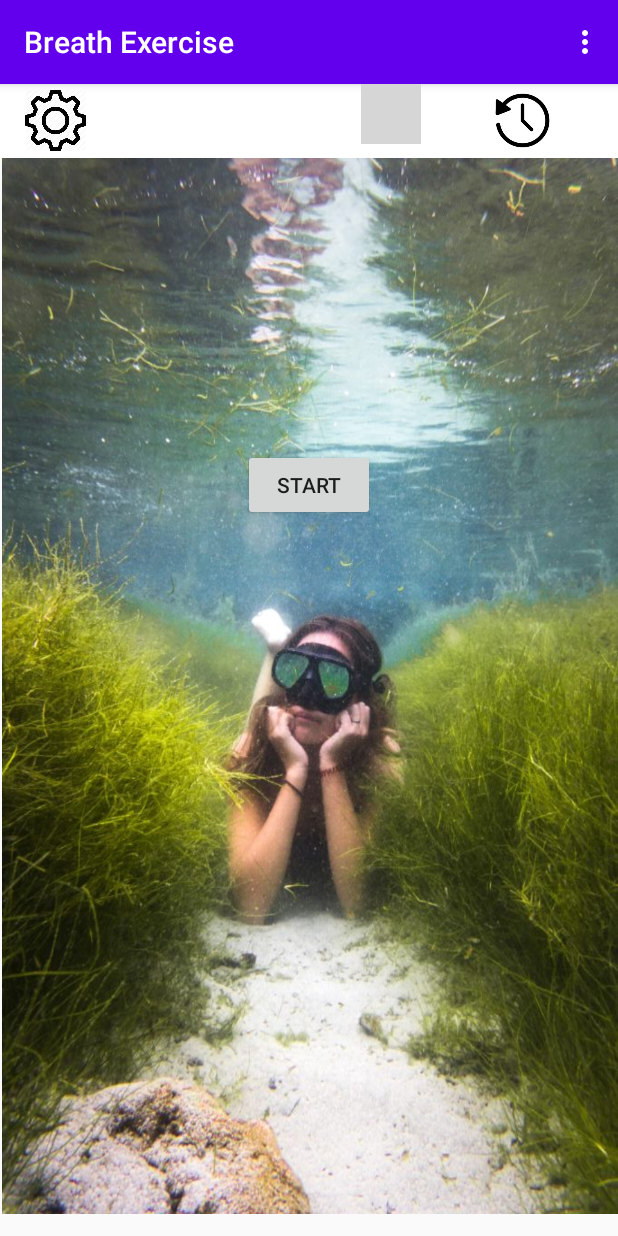
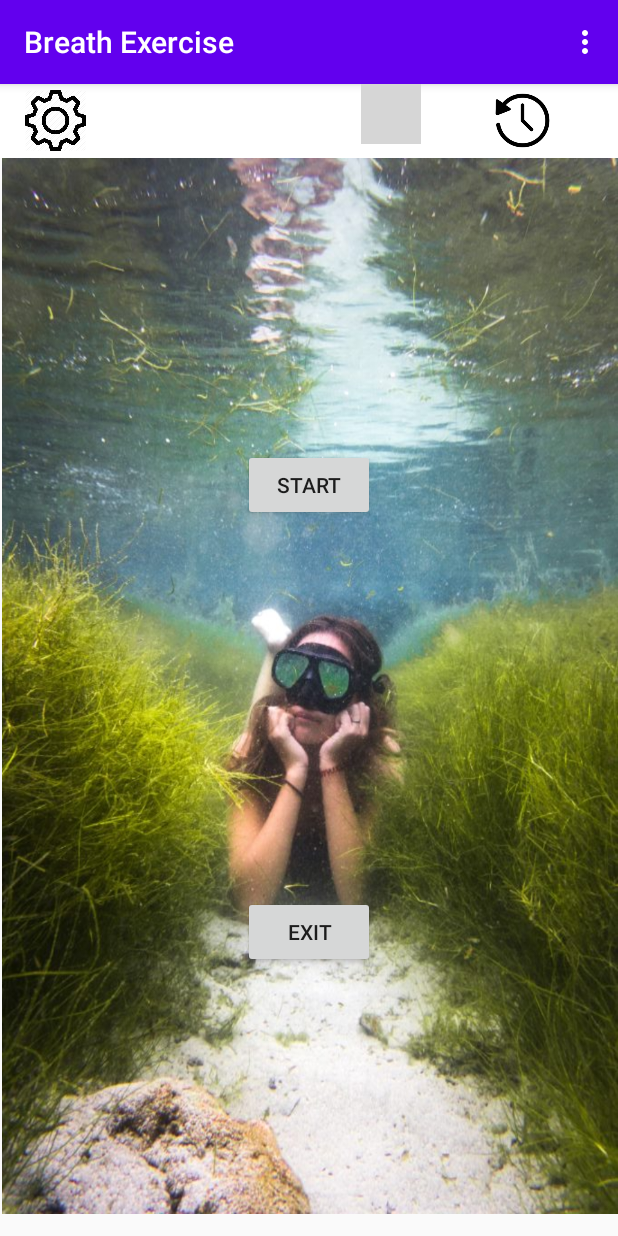
Before and after one commit to rondejka/BreathExercise, an Android app: the screen it shows after launch (MainActivity), after a tap on "CANCEL", on a phone screen of 412 x 824 dp. Run offline under Robolectric (Android 15) with nearby library versions, the phone set to English and light mode, and no system bars; 3 other taps on this screen came first; grey boxes are pictures that could not be loaded.

Commit message:
add button exit

```diff
--- a/app/build.gradle
+++ b/app/build.gradle
@@ -9,7 +9,7 @@ android {
         minSdkVersion 21
         targetSdkVersion 30
         versionCode 1
-        versionName "1.04221111"
+        versionName "1.04221116"
 
         testInstrumentationRunner "androidx.test.runner.AndroidJUnitRunner"
     }
--- a/app/src/main/java/com/ondejka/breathexercise/MainActivity.java
+++ b/app/src/main/java/com/ondejka/breathexercise/MainActivity.java
@@ -64,6 +64,7 @@ public class MainActivity extends AppCompatActivity {
     Button goButton;
     Button stopButton;
     Button finishButton;
+    Button exitButton;
     CountDownTimer countDownTimer;
     CountDownTimer breathsDownTimer;
     SharedPreferences mPrefs;
@@ -202,6 +203,7 @@ public class MainActivity extends AppCompatActivity {
         goButton = findViewById(R.id.goButton);
         stopButton = findViewById(R.id.stopButton);
         finishButton = findViewById(R.id.finishButton);
+        exitButton = findViewById(R.id.exitButton);
         timerTexView = findViewById(R.id.countdownTextView);
         breathdownTextView = findViewById(R.id.breathdownTextView);
         stopTextView = findViewById(R.id.stopTextView);
@@ -244,12 +246,14 @@ public class MainActivity extends AppCompatActivity {
 //        round_MAX = 4;
         round_MAX = parameters.getRounds();
 
-        phase = 0;
+//        phase = 0;
         timerSeconds = 0;
         round = 0;
         for (int i = 0; i <= round_MAX; i++) {
             results[i] = 0;
         }
+
+        setPhase0();
 
 
 //        Log.i("registerNewUserTEST", "01");
@@ -374,13 +378,6 @@ public class MainActivity extends AppCompatActivity {
             counterIsActive = false;
 
         } else if (phase == 4) {
-            goButton.setText("START");
-            timerTexView.setText("");
-            breathdownTextView.setText("");
-            phase = 0;
-            countDownTimer.cancel();
-            breathsDownTimer.cancel();
-            counterIsActive = false;
 
         }
 
@@ -403,7 +400,17 @@ public class MainActivity extends AppCompatActivity {
     //////////////////////////////////////////////////////////////////////////////
 
     /**
-     * Called when the user taps the START/CANCEL/STOP button
+     * Called when the user taps the EXIT button
+     */
+    public void exitApp(View view) {
+        this.finishAffinity();
+    }
+
+
+    //////////////////////////////////////////////////////////////////////////////
+
+    /**
+     * Called when the user taps the START/CANCEL button
      */
     public void startCountDown(View view) {
 
@@ -411,11 +418,7 @@ public class MainActivity extends AppCompatActivity {
             Log.i("Button Pressed", "resetTimer, phase 1");
 
             resetTimer();
-            goButton.setText("START");
-            finishButton.setVisibility(View.INVISIBLE);
-            timerTexView.setText("");
-            breathdownTextView.setText("");
-            phase = 0;
+            setPhase0();
 
             if (!parameters.getMusic().equals("N")) {
                 mplayerBackground.stop();
@@ -430,8 +433,21 @@ public class MainActivity extends AppCompatActivity {
 
         } else if (phase == 3) {
             resetTimer();
-            goButton.setText("START");
-            phase = 0;
+            setPhase0();
+
+            if (!parameters.getMusic().equals("N")) {
+                mplayerBackground.stop();
+                mplayerBackground.release();
+            }
+
+        } else if (phase == 4) {
+            resetTimer();
+            setPhase0();
+
+            if (!parameters.getMusic().equals("N")) {
+                mplayerBackground.stop();
+                mplayerBackground.release();
+            }
 
         } else if (phase == 0) {
             Log.i("Button Pressed", "startCountDown");
@@ -469,6 +485,8 @@ public class MainActivity extends AppCompatActivity {
         }
 
     }
+
+
 
     //////////////////////////////////////////////////////////////////////////////
     private void initExercise() {
@@ -531,10 +549,30 @@ public class MainActivity extends AppCompatActivity {
 
 
     //////////////////////////////////////////////////////////////////////////////
+    private void setPhase0() {
+        phase = 0;
+        exitButton.setVisibility(View.VISIBLE);
+        goButton.setText("START");
+        finishButton.setVisibility(View.INVISIBLE);
+        timerTexView.setText("");
+        breathdownTextView.setText("");
+
+    }
+
+
+    //////////////////////////////////////////////////////////////////////////////
+    private void setPhase1() {
+        phase = 1;
+        exitButton.setVisibility(View.INVISIBLE);
+        finishButton.setVisibility(View.VISIBLE);
+
+    }
+
+
+    //////////////////////////////////////////////////////////////////////////////
     private void firstPhase() {
-        phase = 1;
-
-        finishButton.setVisibility(View.VISIBLE);
+        setPhase1();
+
         round++;
         final MediaPlayer mplayerGong = MediaPlayer.create(getApplicationContext(), R.raw.gong);
 
@@ -655,16 +693,25 @@ public class MainActivity extends AppCompatActivity {
 
 
     //////////////////////////////////////////////////////////////////////////////
-    public void secondPhase() {
-        Log.i("Phase 2", "Started");
+    public void setPhase2() {
         phase = 2;
-        timerSeconds = -1;
-        timerExit = false;
         goButton.setText("STOP");
         goButton.setVisibility(View.INVISIBLE);
         finishButton.setVisibility(View.INVISIBLE);
         stopButton.setVisibility(View.VISIBLE);
         stopTextView.setVisibility(View.VISIBLE);
+        exitButton.setVisibility(View.INVISIBLE);
+
+    }
+
+
+    //////////////////////////////////////////////////////////////////////////////
+    public void secondPhase() {
+        Log.i("Phase 2", "Started");
+
+        setPhase2();
+        timerSeconds = -1;
+        timerExit = false;
 
 
         handler = new Handler();
@@ -790,7 +837,6 @@ public class MainActivity extends AppCompatActivity {
                     breathdownTextView.setText("");
 
                     resetTimer();
-//                    saveScore();
                     if (!parameters.getMusic().equals("N")) {
                         mplayerBackground.stop();
                         mplayerBackground.release();
@@ -1494,4 +1540,5 @@ public class MainActivity extends AppCompatActivity {
     }
 
 
+
 }
--- a/app/src/main/res/layout/activity_main.xml
+++ b/app/src/main/res/layout/activity_main.xml
@@ -91,6 +91,17 @@
         android:onClick="finishCountDown"
         android:text="FINISH"
         android:visibility="invisible"
+        app:layout_constraintEnd_toEndOf="parent"
+        app:layout_constraintStart_toStartOf="parent"
+        app:layout_constraintTop_toBottomOf="@+id/goButton" />
+
+    <Button
+        android:id="@+id/exitButton"
+        android:layout_width="wrap_content"
+        android:layout_height="wrap_content"
+        android:layout_marginTop="250dp"
+        android:onClick="exitApp"
+        android:text="EXIT"
         app:layout_constraintEnd_toEndOf="parent"
         app:layout_constraintStart_toStartOf="parent"
         app:layout_constraintTop_toBottomOf="@+id/goButton" />
--- a/app/src/main/res/menu/main_menu.xml
+++ b/app/src/main/res/menu/main_menu.xml
@@ -5,16 +5,25 @@
     <group android:checkableBehavior="single">
         <item
             android:id="@+id/nav_time"
+            android:checkable="false"
+            android:enabled="true"
             android:icon="@drawable/ic_time_setup"
-            android:title="Breathing" />
+            android:title="Breathing setup"
+            android:visible="true" />
         <item
             android:id="@+id/nav_sounds"
-            android:icon="@drawable/ic_user_setup"
-            android:title="Sounds" />
+            android:checkable="false"
+            android:enabled="true"
+            android:icon="@android:drawable/ic_lock_silent_mode_off"
+            android:title="Sounds"
+            android:visible="true" />
         <item
             android:id="@+id/nav_user"
-            android:icon="@drawable/ic_user_setup"
-            android:title="User" />
+            android:checkable="false"
+            android:enabled="true"
+            android:icon="@android:drawable/ic_menu_myplaces"
+            android:title="User"
+            android:visible="true" />
     </group>
 
 </menu>
```
Also changed, not shown: 1 other file.
